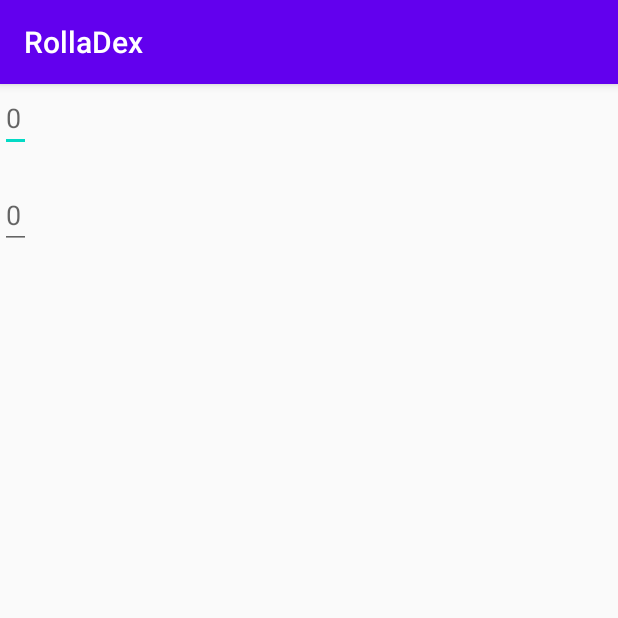
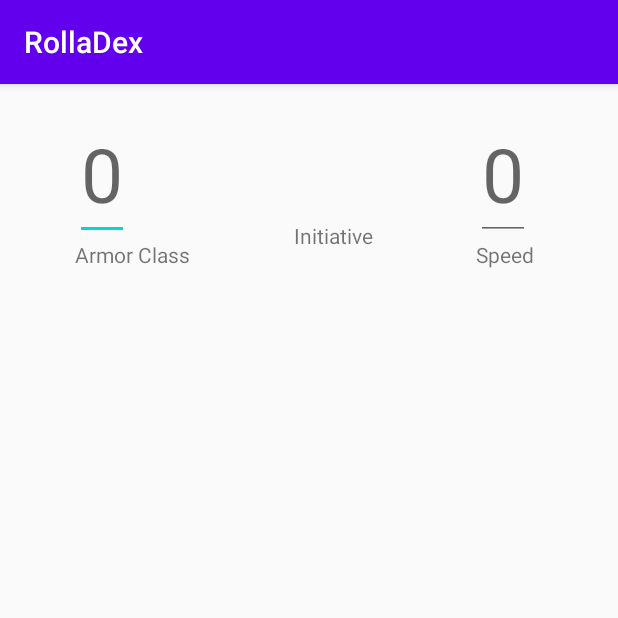
Before and after one commit to austinread/rolladex-android, an Android app: the fragment CombatFragment shown on its own in the app's theme, on a phone screen of 412 x 824 dp, the top half of it. Run offline under Robolectric (Android 15) with nearby library versions, the phone set to English and light mode, and no system bars; our stand-ins replace Room's generated code, data binding; 1 statement that could not run was skipped.

Commit message:
layout for 3 combat fields

```diff
--- a/app/src/main/res/layout/fragment_combat.xml
+++ b/app/src/main/res/layout/fragment_combat.xml
@@ -1,5 +1,6 @@
 <?xml version="1.0" encoding="utf-8"?>
 <layout xmlns:android="http://schemas.android.com/apk/res/android"
+    xmlns:app="http://schemas.android.com/apk/res-auto"
     xmlns:tools="http://schemas.android.com/tools">
 
     <data>
@@ -11,38 +12,96 @@
         <import type="io.github.austinread.rolladex.utils.BindingUtils" />
     </data>
 
-    <LinearLayout
+    <androidx.constraintlayout.widget.ConstraintLayout
         android:layout_width="match_parent"
         android:layout_height="wrap_content"
-        android:orientation="vertical">
+        android:orientation="horizontal">
+
+        <LinearLayout
+            android:id="@+id/character_armor_container"
+            android:layout_width="wrap_content"
+            android:layout_height="wrap_content"
+            android:orientation="vertical"
+            app:layout_constraintEnd_toEndOf="parent"
+            app:layout_constraintHorizontal_bias="0.15"
+            app:layout_constraintStart_toStartOf="parent"
+            app:layout_constraintTop_toTopOf="parent">
 
             <EditText
                 android:id="@+id/et_character_armor"
                 android:layout_width="wrap_content"
                 android:layout_height="wrap_content"
+                android:layout_marginTop="16dp"
                 android:hint="@string/single_character_filler"
                 android:importantForAutofill="no"
                 android:inputType="number"
                 android:text="@={BindingUtils.intToString(cs.armorClass)}"
+                android:textSize="50sp"
                 tools:text="16" />
+
+            <TextView
+                android:layout_width="wrap_content"
+                android:layout_height="wrap_content"
+                android:layout_gravity="center_horizontal"
+                android:text="@string/armor_class" />
+
+        </LinearLayout>
+
+        <LinearLayout
+            android:id="@+id/character_initiative_container"
+            android:layout_width="wrap_content"
+            android:layout_height="wrap_content"
+            android:orientation="vertical"
+            app:layout_constraintEnd_toStartOf="@+id/character_speed_container"
+            app:layout_constraintStart_toEndOf="@+id/character_armor_container"
+            app:layout_constraintTop_toTopOf="parent">
 
             <TextView
                 android:id="@+id/tv_character_initiative"
                 android:layout_width="wrap_content"
                 android:layout_height="wrap_content"
+                android:layout_marginTop="24dp"
                 android:text="@{BindingUtils.getAbilityModifierString(cs.dexterity)}"
-            tools:text="3" />
+                android:textColor="#000"
+                android:textSize="50sp"
+                tools:text="+3" />
+
+            <TextView
+                android:layout_width="wrap_content"
+                android:layout_height="wrap_content"
+                android:layout_gravity="center_horizontal"
+                android:text="@string/initiative" />
+        </LinearLayout>
+
+        <LinearLayout
+            android:id="@+id/character_speed_container"
+            android:layout_width="wrap_content"
+            android:layout_height="wrap_content"
+            android:orientation="vertical"
+            app:layout_constraintEnd_toEndOf="parent"
+            app:layout_constraintHorizontal_bias="0.85"
+            app:layout_constraintStart_toStartOf="parent"
+            app:layout_constraintTop_toTopOf="parent">
 
             <EditText
                 android:id="@+id/et_character_speed"
                 android:layout_width="wrap_content"
                 android:layout_height="wrap_content"
+                android:layout_marginTop="16dp"
                 android:hint="@string/single_character_filler"
                 android:importantForAutofill="no"
                 android:inputType="number"
                 android:text="@={BindingUtils.intToString(cs.speed)}"
-            tools:text="16" />
+                android:textSize="50sp"
+                tools:text="35" />
 
+            <TextView
+                android:layout_width="wrap_content"
+                android:layout_height="wrap_content"
+                android:layout_gravity="center_horizontal"
+                android:text="@string/speed" />
         </LinearLayout>
 
+    </androidx.constraintlayout.widget.ConstraintLayout>
+
 </layout>
--- a/app/src/main/res/values/strings.xml
+++ b/app/src/main/res/values/strings.xml
@@ -156,10 +156,14 @@
 
     <string name="cancel">Cancel</string>
     <string name="update">Update</string>
+
     <string name="subclass">SubClass</string>
     <string name="xp">XP</string>
     <string name="background">Background</string>
     <string name="inspiration">Inspiration</string>
+    <string name="armor_class">Armor Class</string>
+    <string name="speed">Speed</string>
+    <string name="initiative">Initiative</string>
     <string name="single_character_filler">0</string>
 
     <string name="Acrobatics">Acrobatics</string>
```
Lines whose indentation alone changed are shown as unchanged.
